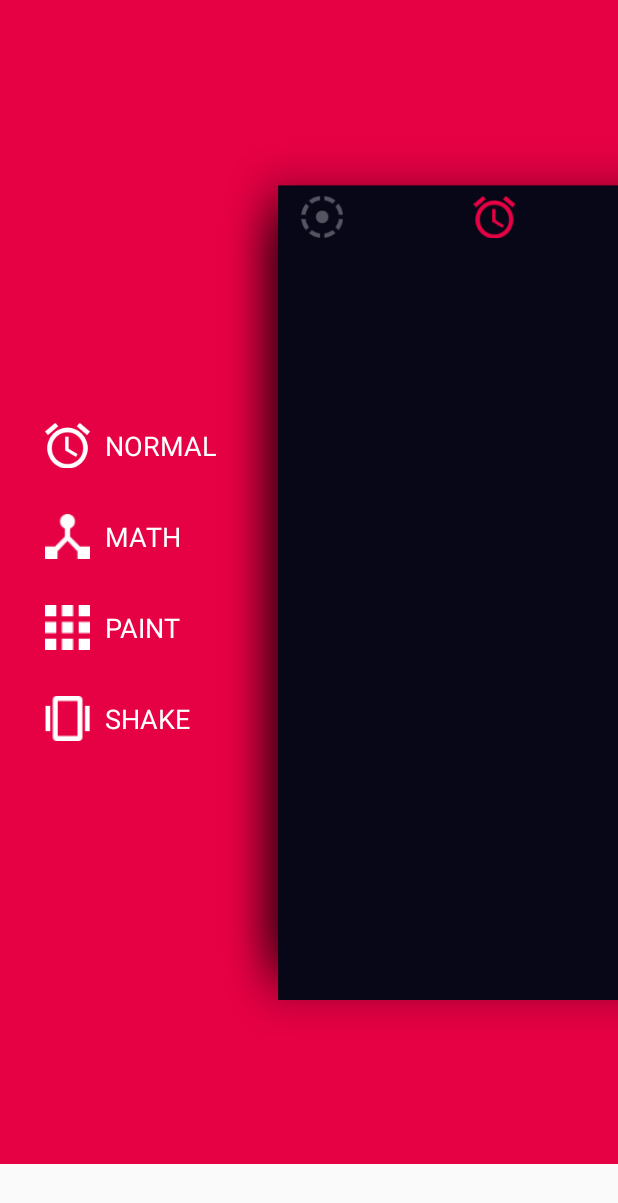
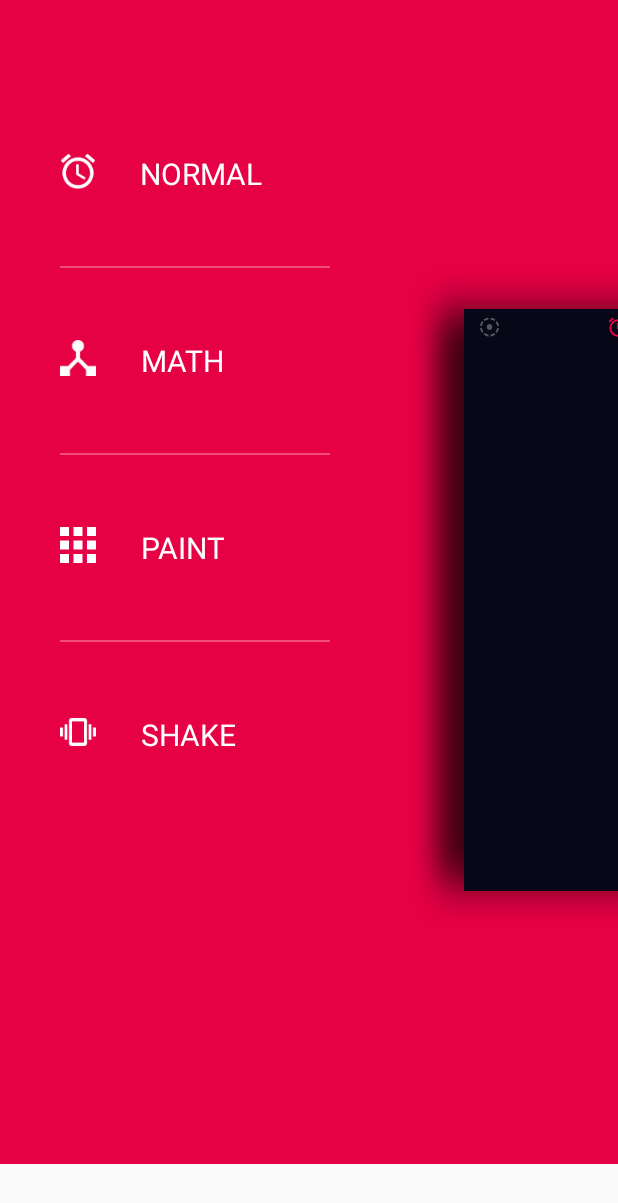
Before and after one commit to Loop-X/X-Alarm, an Android app: the screen it shows after launch (MainActivity), after a tap on an icon or button, on a phone screen of 412 x 824 dp. Shown: the top 1203 px of the screen. Run offline under Robolectric (Android 15) with nearby library versions, the phone set to English and light mode, and no system bars.

Commit message:
the main page ui

```diff
--- a/app/src/main/java/io/github/loop_x/yummywakeup/MainActivity.java
+++ b/app/src/main/java/io/github/loop_x/yummywakeup/MainActivity.java
@@ -8,16 +8,11 @@ import android.widget.Toast;
 
 import io.github.loop_x.yummywakeup.infrastructure.BaseActivity;
 import io.github.loop_x.yummywakeup.module.mainpage.ResideMenu;
-import io.github.loop_x.yummywakeup.module.mainpage.ResideMenuItem;
 
 public class MainActivity extends BaseActivity implements View.OnClickListener {
 
     private static final String TAG = "yummywakeup.MainActivity";
     private ResideMenu resideMenu;
-    private ResideMenuItem itemModelNormal;
-    private ResideMenuItem itemModeMath;
-    private ResideMenuItem itemModePaint;
-    private ResideMenuItem itemModeShake;
     private View openRightDrawerView;
     private View openLeftDrawerView;
 
@@ -30,28 +25,11 @@ public class MainActivity extends BaseActivity implements View.OnClickListener {
 
     @Override
     public void onViewInitial() {
-        resideMenu = new ResideMenu(this);
+        resideMenu = new ResideMenu(this,R.layout.main_left_menu,R.layout.main_right_menu);
         resideMenu.setBackground(R.color.loopX_2);
         resideMenu.attachToActivity(this);
         resideMenu.setMenuListener(menuListener);
-
-        resideMenu.setScaleValue(0.7f);
-
-        // create menu items;
-        itemModelNormal = new ResideMenuItem(this, R.drawable.model_normal, "NORMAL");
-        itemModeMath = new ResideMenuItem(this, R.drawable.model_math, "MATH");
-        itemModePaint = new ResideMenuItem(this, R.drawable.model_paint, "PAINT");
-        itemModeShake = new ResideMenuItem(this, R.drawable.model_shake, "SHAKE");
-
-        itemModelNormal.setOnClickListener(this);
-        itemModeMath.setOnClickListener(this);
-        itemModePaint.setOnClickListener(this);
-        itemModeShake.setOnClickListener(this);
-
-        resideMenu.addMenuItem(itemModelNormal, ResideMenu.DIRECTION_LEFT);
-        resideMenu.addMenuItem(itemModeMath, ResideMenu.DIRECTION_LEFT);
-        resideMenu.addMenuItem(itemModePaint, ResideMenu.DIRECTION_LEFT);
-        resideMenu.addMenuItem(itemModeShake, ResideMenu.DIRECTION_LEFT);
+        resideMenu.setScaleValue(0.5f);
 
         openRightDrawerView = findViewById(R.id.openRightDrawer);
         openLeftDrawerView = findViewById(R.id.openLeftDrawer);
@@ -83,7 +61,7 @@ public class MainActivity extends BaseActivity implements View.OnClickListener {
 
     @Override
     public void onClick(View v) {
-        if (v == itemModelNormal) {
+    /*    if (v == itemModelNormal) {
             Toast.makeText(MainActivity.this, "Normal", Toast.LENGTH_SHORT).show();
 
         } else if (v == itemModeMath) {
@@ -94,7 +72,7 @@ public class MainActivity extends BaseActivity implements View.OnClickListener {
 
         } else if (v == itemModeShake) {
             Toast.makeText(MainActivity.this, "Shake", Toast.LENGTH_SHORT).show();
-        }
+        }*/
     }
 
 
--- a/app/src/main/res/layout/activity_main.xml
+++ b/app/src/main/res/layout/activity_main.xml
@@ -9,7 +9,7 @@
     <RelativeLayout
         android:id="@+id/titleBarLayout"
         android:layout_width="match_parent"
-        android:layout_height="wrap_content"
+        android:layout_height="48dp"
         android:orientation="horizontal"
         android:paddingLeft="22dp"
         android:paddingRight="22dp"
@@ -17,25 +17,28 @@
 
         <ImageView
             android:id="@+id/openLeftDrawer"
-            android:layout_width="40dp"
-            android:layout_height="40dp"
+            android:layout_width="25dp"
+            android:layout_height="25dp"
             android:layout_alignParentLeft="true"
+            android:layout_centerVertical="true"
             android:onClick="openLeftDrawer"
             android:scaleType="centerCrop"
             android:src="@drawable/main_left" />
 
         <ImageView
-            android:layout_width="40dp"
-            android:layout_height="40dp"
+            android:layout_width="25dp"
+            android:layout_height="25dp"
             android:layout_centerHorizontal="true"
+            android:layout_centerVertical="true"
             android:scaleType="centerCrop"
             android:src="@drawable/main_mid" />
 
         <ImageView
             android:id="@+id/openRightDrawer"
-            android:layout_width="40dp"
-            android:layout_height="40dp"
+            android:layout_width="25dp"
+            android:layout_height="25dp"
             android:layout_alignParentRight="true"
+            android:layout_centerVertical="true"
             android:onClick="openRightDrawer"
             android:scaleType="centerCrop"
             android:src="@drawable/main_right" />
--- /dev/null
+++ b/app/src/main/res/layout/main_left_menu.xml
@@ -0,0 +1,118 @@
+<?xml version="1.0" encoding="utf-8"?>
+<LinearLayout xmlns:android="http://schemas.android.com/apk/res/android"
+    xmlns:tools="http://schemas.android.com/tools"
+    android:layout_width="match_parent"
+    android:layout_height="match_parent"
+    android:gravity="left"
+    android:orientation="vertical"
+    android:paddingLeft="40dp"
+    android:paddingTop="102dp"
+    tools:background="@color/loopX_1">
+
+    <LinearLayout
+        android:layout_width="wrap_content"
+        android:layout_height="wrap_content"
+        android:orientation="horizontal">
+
+        <ImageView
+            android:layout_width="24dp"
+            android:layout_height="24dp"
+            android:src="@drawable/model_normal" />
+
+        <TextView
+            android:layout_width="wrap_content"
+            android:layout_height="wrap_content"
+            android:layout_marginLeft="29dp"
+            android:gravity="center_horizontal"
+            android:text="NORMAL"
+            android:textColor="@color/loopX_3"
+            android:textSize="20sp" />
+    </LinearLayout>
+
+
+    <View
+        android:layout_width="180dp"
+        android:layout_height="1dp"
+        android:layout_marginTop="48dp"
+        android:background="#4DFFFFFF" />
+
+
+    <LinearLayout
+        android:layout_width="wrap_content"
+        android:layout_height="wrap_content"
+        android:layout_marginTop="48dp"
+        android:orientation="horizontal">
+
+        <ImageView
+            android:layout_width="24dp"
+            android:layout_height="24dp"
+            android:src="@drawable/model_math" />
+
+        <TextView
+            android:layout_width="wrap_content"
+            android:layout_height="wrap_content"
+            android:layout_marginLeft="29dp"
+            android:gravity="center_horizontal"
+            android:text="MATH"
+            android:textColor="@color/loopX_3"
+            android:textSize="20sp" />
+    </LinearLayout>
+
+
+    <View
+        android:layout_width="180dp"
+        android:layout_height="1dp"
+        android:layout_marginTop="48dp"
+        android:background="#4DFFFFFF" />
+
+    <LinearLayout
+        android:layout_width="wrap_content"
+        android:layout_height="wrap_content"
+        android:layout_marginTop="48dp"
+        android:orientation="horizontal">
+
+        <ImageView
+            android:layout_width="24dp"
+            android:layout_height="24dp"
+            android:src="@drawable/model_paint" />
+
+        <TextView
+            android:layout_width="wrap_content"
+            android:layout_height="wrap_content"
+            android:layout_marginLeft="29dp"
+            android:gravity="center_horizontal"
+            android:text="PAINT"
+            android:textColor="@color/loopX_3"
+            android:textSize="20sp" />
+    </LinearLayout>
+
+
+    <View
+        android:layout_width="180dp"
+        android:layout_height="1dp"
+        android:layout_marginTop="48dp"
+        android:background="#4DFFFFFF" />
+
+    <LinearLayout
+        android:layout_width="wrap_content"
+        android:layout_height="wrap_content"
+        android:layout_marginTop="48dp"
+        android:orientation="horizontal">
+
+        <ImageView
+            android:layout_width="24dp"
+            android:layout_height="24dp"
+            android:src="@drawable/model_shake" />
+
+        <TextView
+            android:layout_width="wrap_content"
+            android:layout_height="wrap_content"
+            android:layout_marginLeft="29dp"
+            android:gravity="center_horizontal"
+            android:text="SHAKE"
+            android:textColor="@color/loopX_3"
+            android:textSize="20sp" />
+    </LinearLayout>
+
+
+</LinearLayout>
--- /dev/null
+++ b/app/src/main/res/layout/main_right_menu.xml
@@ -0,0 +1,13 @@
+<?xml version="1.0" encoding="utf-8"?>
+<LinearLayout xmlns:android="http://schemas.android.com/apk/res/android"
+    android:layout_width="match_parent"
+    android:layout_height="match_parent"
+    android:gravity="right"
+    android:orientation="vertical">
+
+    <TextView
+        android:layout_width="wrap_content"
+        android:layout_height="wrap_content"
+        android:drawableLeft="@drawable/model_normal"
+        android:textColor="@color/loopX_3" />
+</LinearLayout>
```
